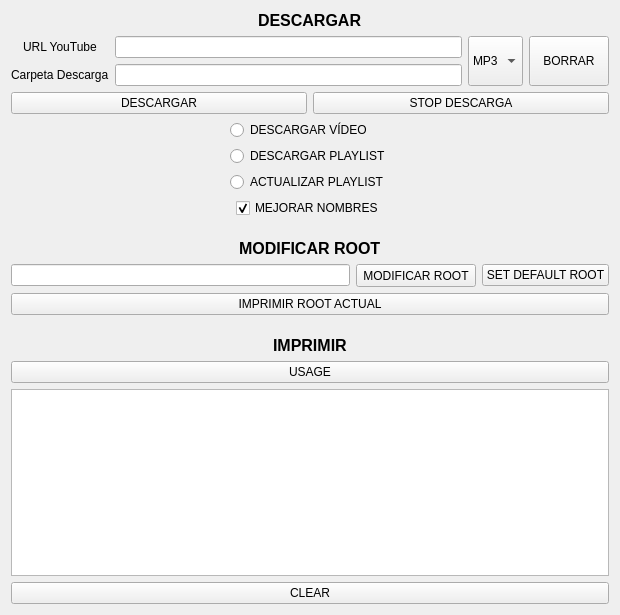
Old version of the form interface.ui in the repository Bejmo/yt_downloader.
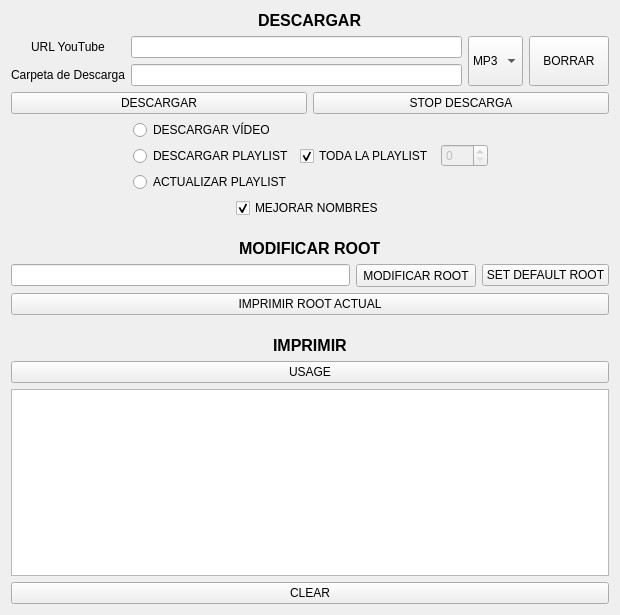
New version of the form.

Commit message:
feat(v1.1): descargar "n" vídeos en la playlist + mejora de la interfaz
Se ha añadido la posibilidad de descargar "n" vídeos de una playlist, con su debida interfaz gráfica.

Patch:
```diff
--- a/interface.ui
+++ b/interface.ui
@@ -37,7 +37,7 @@
          <item>
           <widget class="QLabel" name="carpeta_descarga_tag">
            <property name="text">
-            <string>Carpeta Descarga</string>
+            <string>Carpeta de Descarga</string>
            </property>
           </widget>
          </item>
@@ -160,6 +160,44 @@
        </item>
       </layout>
      </item>
+     <item>
+      <widget class="QCheckBox" name="download_whole_playlist">
+       <property name="enabled">
+        <bool>true</bool>
+       </property>
+       <property name="acceptDrops">
+        <bool>false</bool>
+       </property>
+       <property name="toolTip">
+        <string>&lt;html&gt;&lt;head/&gt;&lt;body&gt;&lt;p&gt;Descargar toda la playlist.&lt;/p&gt;&lt;/body&gt;&lt;/html&gt;</string>
+       </property>
+       <property name="text">
+        <string>TODA LA PLAYLIST</string>
+       </property>
+       <property name="checked">
+        <bool>true</bool>
+       </property>
+      </widget>
+     </item>
+     <item alignment="Qt::AlignRight">
+      <widget class="QSpinBox" name="numero_descargas">
+       <property name="enabled">
+        <bool>false</bool>
+       </property>
+       <property name="toolTip">
+        <string>&lt;html&gt;&lt;head/&gt;&lt;body&gt;&lt;p&gt;Número de vídeos que se quieren descargar.&lt;/p&gt;&lt;/body&gt;&lt;/html&gt;</string>
+       </property>
+       <property name="wrapping">
+        <bool>false</bool>
+       </property>
+       <property name="showGroupSeparator" stdset="0">
+        <bool>false</bool>
+       </property>
+       <property name="maximum">
+        <number>999</number>
+       </property>
+      </widget>
+     </item>
      <item>
       <spacer name="horizontalSpacer_2">
        <property name="orientation">
```
Left out of the diff: 60 changed lines with no effect on the pictures. The commit also changes 6 other files.
